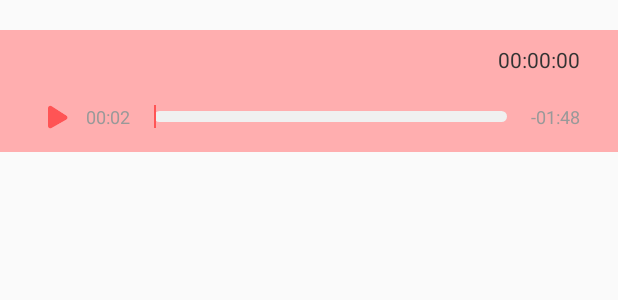
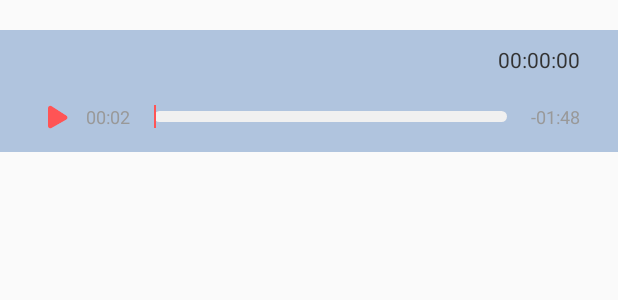
Before and after one commit to xiongliangshan/AudioPlayer, an Android app: the layout activity_main.xml on its own in the app's theme, with its tools: preview values and no code run, on a phone screen of 412 x 824 dp. Shown: the top 300 px of the screen. Run offline under Robolectric (Android 15) with nearby library versions, the phone set to English and light mode, and no system bars.

Commit message:
修改背景色

```diff
--- a/app/src/main/res/layout/activity_main.xml
+++ b/app/src/main/res/layout/activity_main.xml
@@ -6,7 +6,7 @@
     xmlns:tools="http://schemas.android.com/tools"
     android:padding="10dp"
     android:layout_marginTop="20dp"
-    android:background="@color/color_FFAEAF">
+    android:background="#B0C4DE">
 
 
     <TextView
```
